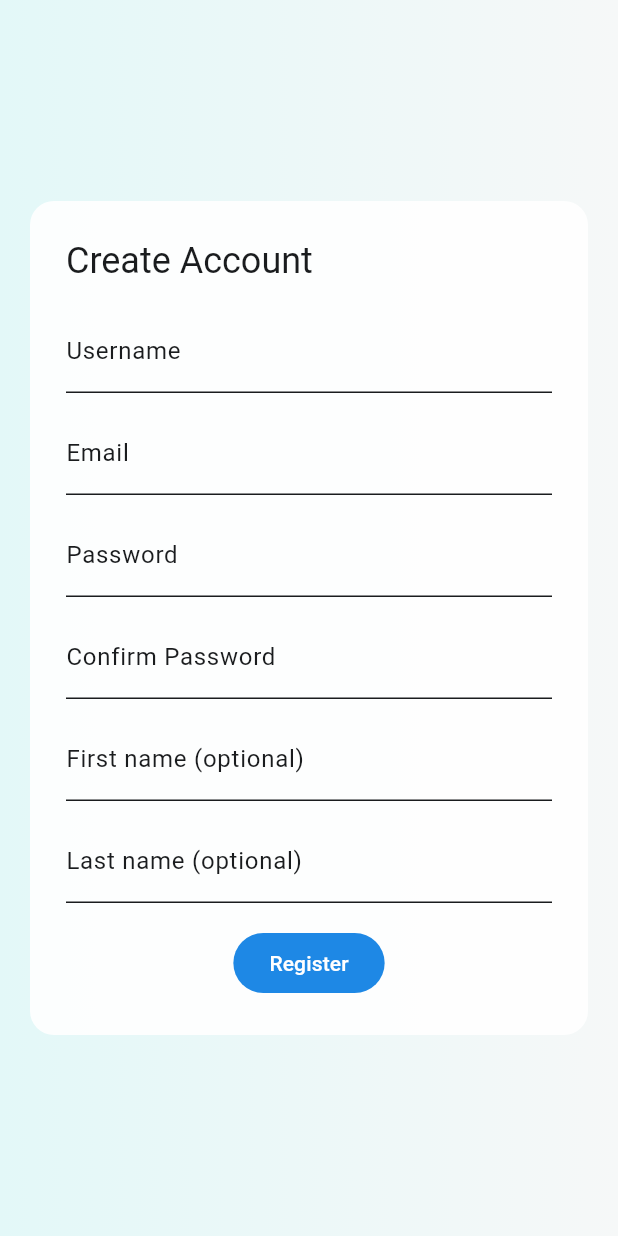
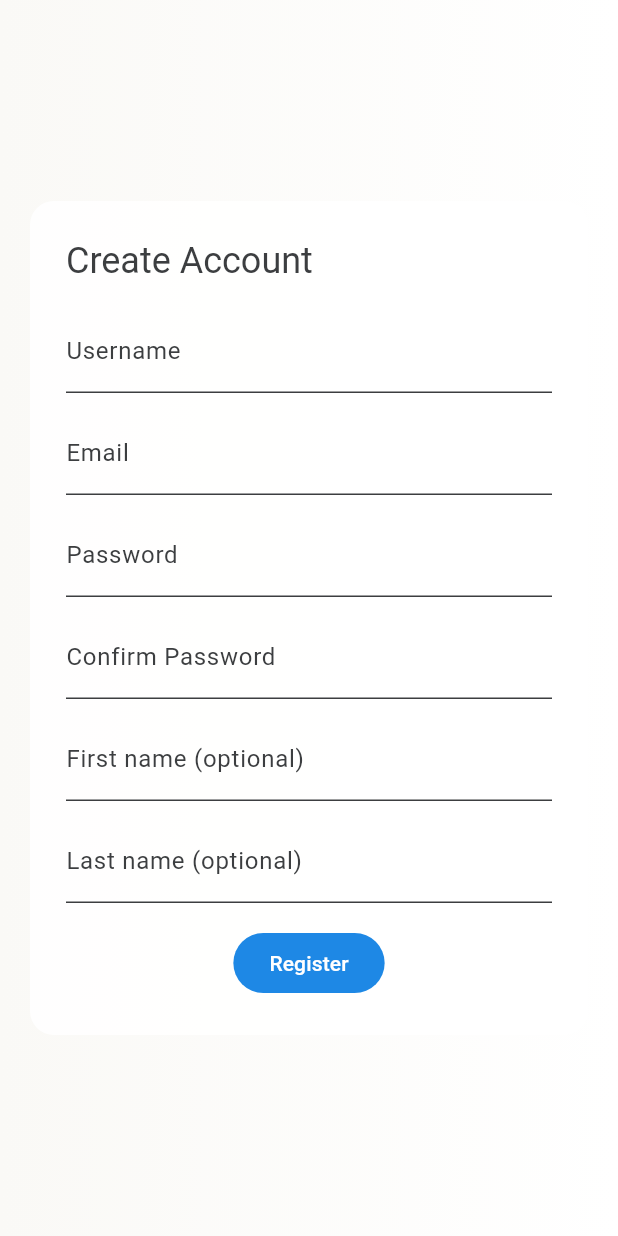
Before and after one commit to francoisk6/evolution_portal, a Flutter app: the screen it shows after launch, after a tap on "Create account", on a phone screen of 412 x 824 dp. Run offline on Flutter 3.47's test engine with Material 3 defaults, Android fonts, the phone set to English and light mode, and no system bars; our stand-ins replace cached_network_image, cross_file, flutter_cache_manager, flutter_native_contact_picker, flutter_riverpod, flutter_secure_storage and 7 more; missing offline and left inert: dart:html; accounts and stored records are empty; network calls fail.

Commit message:
homepage refresh

```diff
--- a/lib/app/app_theme.dart
+++ b/lib/app/app_theme.dart
@@ -17,7 +17,7 @@ bool _isMobilePlatform() {
 }
 
 ThemeData buildV2LightTheme() {
-  const bg = Color(0xFFF5F6F8);
+  const bg = Colors.white;
   const surface = Colors.white;
 
   final isMobile = _isMobilePlatform();
@@ -30,7 +30,7 @@ ThemeData buildV2LightTheme() {
     secondary: Color(0xFF43A047),
     onSecondary: Colors.white,
     surface: surface,
-    onSurface: Color(0xFF1A1C1E),
+    onSurface: Color(0xFF3C3E40),
     error: Colors.red,
     onError: Colors.white,
   );
@@ -45,13 +45,17 @@ ThemeData buildV2LightTheme() {
       titleTextStyle: TextStyle(
         fontSize: 18,
         fontWeight: FontWeight.w600,
-        color: Colors.black,
+        color: Color(0xFF333333),
       ),
     ),
     cardTheme: CardThemeData(
       color: surface.withValues(alpha: 0.9),
       elevation: 0,
       shape: RoundedRectangleBorder(borderRadius: BorderRadius.circular(16)),
+    ),
+    dividerTheme: const DividerThemeData(
+      color: Color(0xFFE4E6E8),
+      thickness: 1,
     ),
     bottomNavigationBarTheme: const BottomNavigationBarThemeData(
       elevation: 12,
--- a/lib/state/groups_provider.dart
+++ b/lib/state/groups_provider.dart
@@ -1,5 +1,6 @@
 import 'package:flutter_riverpod/flutter_riverpod.dart';
 import '../services/api_service.dart';
+import 'session_provider.dart';
 
 class HomeDetail {
   final int id;
@@ -44,17 +45,31 @@ class HomeSection {
 }
 
 class GroupsNotifier extends StateNotifier<AsyncValue<List<HomeSection>>> {
+  final Ref _ref;
   bool _loadedWhileAuthenticated = false;
 
-  GroupsNotifier() : super(const AsyncValue.loading()) {
-    // Auto-load as soon as the provider is first read.
+  GroupsNotifier(this._ref) : super(const AsyncValue.loading()) {
+    // ChangeNotifierProvider gives the same mutated object for prev and next,
+    // so track the previous loggedIn value ourselves in a closure bool.
+    var prevLoggedIn = _ref.read(sessionProvider).loggedIn;
+    _ref.listen<SessionState>(sessionProvider, (_, next) {
+      final wasLoggedIn = prevLoggedIn;
+      prevLoggedIn = next.loggedIn;
+      if (wasLoggedIn && !next.loggedIn) {
+        _loadedWhileAuthenticated = false;
+        state = const AsyncValue.data(<HomeSection>[]);
+      }
+    });
     refresh(force: true);
   }
 
   Future<void> refresh({bool force = true}) async {
     if (!force && _loadedWhileAuthenticated && state is AsyncData) return;
 
-    state = const AsyncValue.loading();
+    // Keep existing data visible during refresh to avoid skeleton flash.
+    final hadData = state is AsyncData;
+    if (!hadData) state = const AsyncValue.loading();
+
     final authed = await ApiService.instance.isAuthenticated();
     if (!authed) {
       _loadedWhileAuthenticated = false;
@@ -72,12 +87,12 @@ class GroupsNotifier extends StateNotifier<AsyncValue<List<HomeSection>>> {
       state = AsyncValue.data(list);
     } catch (e, st) {
       _loadedWhileAuthenticated = false;
-      state = AsyncValue.error(e, st);
+      if (!hadData) state = AsyncValue.error(e, st);
     }
   }
 }
 
 final groupsProvider =
     StateNotifierProvider<GroupsNotifier, AsyncValue<List<HomeSection>>>(
-  (ref) => GroupsNotifier(),
+  (ref) => GroupsNotifier(ref),
 );
--- a/lib/state/products_without_groups_provider.dart
+++ b/lib/state/products_without_groups_provider.dart
@@ -1,6 +1,7 @@
 import 'package:flutter_riverpod/flutter_riverpod.dart';
 
 import '../services/api_service.dart';
+import 'session_provider.dart';
 
 class ProductWithoutGroup {
   /// Backend returns an arbitrary string identifier (often lowercased).
@@ -32,17 +33,28 @@ class ProductWithoutGroup {
 
 class ProductsWithoutGroupsNotifier
     extends StateNotifier<AsyncValue<List<ProductWithoutGroup>>> {
+  final Ref _ref;
   bool _loadedWhileAuthenticated = false;
 
-  ProductsWithoutGroupsNotifier() : super(const AsyncValue.loading()) {
-    // Auto-load as soon as the provider is first read.
+  ProductsWithoutGroupsNotifier(this._ref) : super(const AsyncValue.loading()) {
+    var prevLoggedIn = _ref.read(sessionProvider).loggedIn;
+    _ref.listen<SessionState>(sessionProvider, (_, next) {
+      final wasLoggedIn = prevLoggedIn;
+      prevLoggedIn = next.loggedIn;
+      if (wasLoggedIn && !next.loggedIn) {
+        _loadedWhileAuthenticated = false;
+        state = const AsyncValue.data(<ProductWithoutGroup>[]);
+      }
+    });
     refresh(force: true);
   }
 
   Future<void> refresh({bool force = true}) async {
     if (!force && _loadedWhileAuthenticated && state is AsyncData) return;
 
-    state = const AsyncValue.loading();
+    // Keep existing data visible during refresh to avoid skeleton flash.
+    final hadData = state is AsyncData;
+    if (!hadData) state = const AsyncValue.loading();
 
     final authed = await ApiService.instance.isAuthenticated();
     if (!authed) {
@@ -61,12 +73,12 @@ class ProductsWithoutGroupsNotifier
       state = AsyncValue.data(list);
     } catch (e, st) {
       _loadedWhileAuthenticated = false;
-      state = AsyncValue.error(e, st);
+      if (!hadData) state = AsyncValue.error(e, st);
     }
   }
 }
 
 final productsWithoutGroupsProvider = StateNotifierProvider<
     ProductsWithoutGroupsNotifier, AsyncValue<List<ProductWithoutGroup>>>(
-  (ref) => ProductsWithoutGroupsNotifier(),
+  (ref) => ProductsWithoutGroupsNotifier(ref),
 );
--- a/lib/widgets/page_background.dart
+++ b/lib/widgets/page_background.dart
@@ -1,11 +1,5 @@
 import 'package:flutter/material.dart';
 
-/// Shared page background:
-/// - 15px vertical ribbon: #40B2D6
-/// - then gradient to #D0EEEE
-/// - then gradient to white
-///
-/// Wraps content without enforcing padding or layout.
 class PageBackground extends StatelessWidget {
   const PageBackground({super.key, required this.child});
 
@@ -13,34 +7,15 @@ class PageBackground extends StatelessWidget {
 
   @override
   Widget build(BuildContext context) {
-    return LayoutBuilder(
-      builder: (context, c) {
-        final w = (c.maxWidth <= 0) ? 1.0 : c.maxWidth;
-
-        // As requested: 15px ribbon (#40B2D6) then fade to #D0EEEE then to white.
-        const ribbonPx = 0.0;
-        const fadeToPalePx = 0.0; // ribbon → #D0EEEE
-
-        final ribbonStop = (ribbonPx / w).clamp(0.0, 1.0);
-        final paleStop = ((ribbonPx + fadeToPalePx) / w).clamp(ribbonStop, 1.0);
-
     return DecoratedBox(
-          decoration: BoxDecoration(
+      decoration: const BoxDecoration(
         gradient: LinearGradient(
           begin: Alignment.centerLeft,
           end: Alignment.centerRight,
-              colors: const [
-                Color(0xFF40B2D6),
-                Color(0xFF40B2D6),
-                Color.fromARGB(255, 227, 248, 248),
-                Color.fromARGB(255, 246, 248, 248),
-              ],
-              stops: [0.0, ribbonStop, paleStop, 1.0],
+          colors: [Color(0xFFFAF9F6), Colors.white],
         ),
       ),
       child: child,
     );
-      },
-    );
   }
 }
--- a/lib/widgets/top_bar.dart
+++ b/lib/widgets/top_bar.dart
@@ -10,7 +10,6 @@ import '../app/app_env.dart';
 import '../routing/route_names.dart';
 import '../state/session_provider.dart';
 import '../services/auth_service.dart';
-import '../app/app_state_scope.dart';
 import '../app/app_cache_manager.dart';
 import 'notification_bell.dart';
 
@@ -119,7 +118,6 @@ class TopBar extends ConsumerWidget {
             onPressed: () async {
               await AuthService.instance.logout();
               await ref.read(sessionProvider).logout();
-              AppStateScope.reset();
             },
             icon: const Icon(Icons.logout, size: 18),
             label: const Text('Logout'),
@@ -131,7 +129,6 @@ class TopBar extends ConsumerWidget {
             onPressed: () async {
               await AuthService.instance.logout();
               await ref.read(sessionProvider).logout();
-              AppStateScope.reset();
             },
           ),
         const SizedBox(width: 8),
```
Also changed, not shown: lib/widgets/fade_background.dart (+1 -21 lines). Lines whose indentation alone changed are shown as unchanged.
